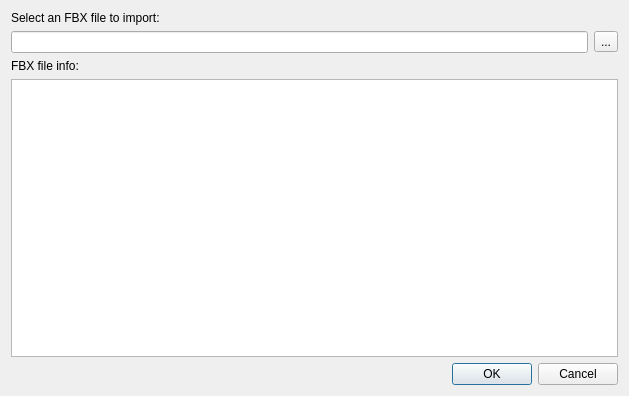
This is gui/src/widgets/FBXImport.ui in aerisarn/ck-cmd as Qt 5 draws it before an edit. The edited form follows.
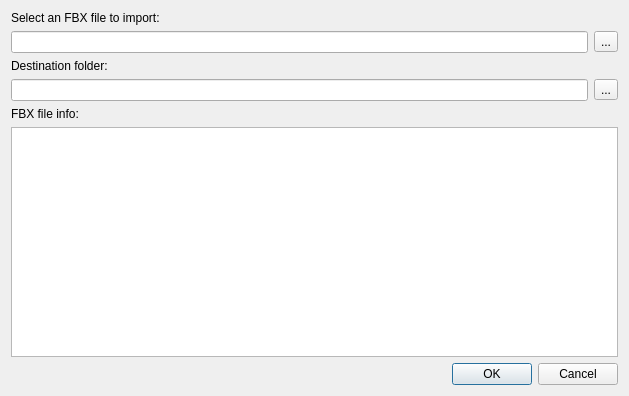
This is the edited form.

```diff
--- a/gui/src/widgets/FBXImport.ui
+++ b/gui/src/widgets/FBXImport.ui
@@ -39,6 +39,27 @@
      </item>
     </layout>
    </item>
+   <item>
+    <widget class="QLabel" name="label_3">
+     <property name="text">
+      <string>Destination folder:</string>
+     </property>
+    </widget>
+   </item>
+   <item>
+    <layout class="QHBoxLayout" name="horizontalLayout">
+     <item>
+      <widget class="QLineEdit" name="destinationPathLineEdit"/>
+     </item>
+     <item>
+      <widget class="QToolButton" name="destinationPathSelectButton">
+       <property name="text">
+        <string>...</string>
+       </property>
+      </widget>
+     </item>
+    </layout>
+   </item>
    <item>
     <widget class="QLabel" name="label_2">
      <property name="text">
```
